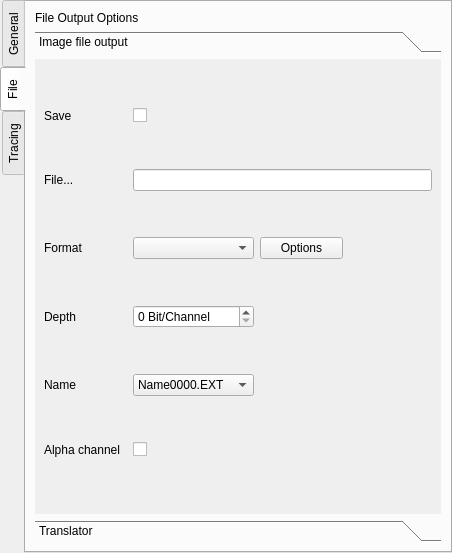
Above: QChromosome/tabwidget.ui from Michalaq/ChromosomeVisualizer before the change. Below: the same form after it.
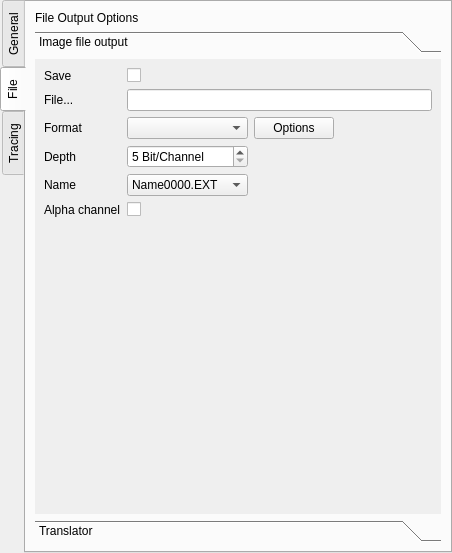
That is the form after the change. The open tabs and pages were chosen to show the change. Icons and pictures are not drawn. Custom widgets are drawn as their Qt base class.

Commit message: Simplified handling of bpp

The edit to the form file:
```diff
--- a/QChromosome/tabwidget.ui
+++ b/QChromosome/tabwidget.ui
@@ -434,6 +434,12 @@
           <property name="orientation">
            <enum>Qt::Horizontal</enum>
           </property>
+          <property name="sizeHint" stdset="0">
+           <size>
+            <width>0</width>
+            <height>0</height>
+           </size>
+          </property>
          </spacer>
         </item>
         <item row="1" column="0">
@@ -567,6 +573,12 @@
           <property name="orientation">
            <enum>Qt::Vertical</enum>
           </property>
+          <property name="sizeHint" stdset="0">
+           <size>
+            <width>0</width>
+            <height>0</height>
+           </size>
+          </property>
          </spacer>
         </item>
         <item row="1" column="1" colspan="3">
@@ -581,6 +593,12 @@
           <property name="suffix">
            <string> Bit/Channel</string>
           </property>
+          <property name="minimum">
+           <number>5</number>
+          </property>
+          <property name="maximum">
+           <number>16</number>
+          </property>
          </widget>
         </item>
        </layout>
```
Left out of the diff: 24 changed lines with no effect on the pictures. The commit also changes 1 other file.
